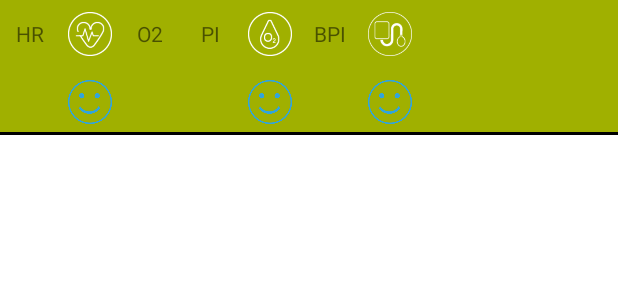
After one commit to viatom-develop/CheckMe_BLE_Demo, an Android app: the layout item_daily.xml on its own in the app's theme, with its tools: preview values and no code run, on a phone screen of 412 x 824 dp. The commit adds this screen. Shown: the top 300 px of the screen. Run offline under Robolectric (Android 15) with nearby library versions, the phone set to English and light mode, and no system bars.

Commit message:
n17 rocket

```diff
--- a/app/src/main/java/com/viatom/checkme/ble/format/DlcFile.kt
+++ b/app/src/main/java/com/viatom/checkme/ble/format/DlcFile.kt
@@ -43,12 +43,15 @@ object DlcFile {
                     )
                     hr = toUInt(setRange(start + 7, 2))
                     eface = toUInt(setRange(start + 9, 1))
+                    if(eface>2)eface=2
                     oxy = toUInt(setRange(start + 10, 1))
                     pi = toUInt(setRange(start + 11, 1))
                     oface = toUInt(setRange(start + 12, 1))
+                    if(oface>2)oface=2
                     prFlag = toUInt(setRange(start + 13, 1))
                     pr = toUInt(setRange(start + 14, 1))
                     bpiFace = toUInt(setRange(start + 15, 1))
+                    if(bpiFace>2)bpiFace=2
                     voice = toUInt(setRange(start + 16, 1))
                 }
 
--- a/app/src/main/java/com/viatom/checkme/ble/worker/BleDataWorker.kt
+++ b/app/src/main/java/com/viatom/checkme/ble/worker/BleDataWorker.kt
@@ -69,7 +69,7 @@ class BleDataWorker {
                 val bleResponse = FDAResponse.CheckMeResponse(temp)
                 if (cmdState == 1) {
                     fileData = null
-                    pkgTotal = toUInt(bleResponse.content) / 1024
+                    pkgTotal =toUInt(bleResponse.content) / 512
                     if (bleResponse.cmd == 1) {
                         result = 1
                         val pkg = EndReadPkg()
--- a/app/src/main/java/com/viatom/checkme/leftnavi/dailyCheck/DailyCheckFragment.kt
+++ b/app/src/main/java/com/viatom/checkme/leftnavi/dailyCheck/DailyCheckFragment.kt
@@ -35,7 +35,7 @@ class DailyCheckFragment : Fragment() {
 
         val linearLayoutManager = LinearLayoutManager(context)
         linearLayoutManager.orientation = RecyclerView.VERTICAL
-        dailyViewAdapter = DailyViewAdapter(context, r)
+        dailyViewAdapter = DailyViewAdapter(requireContext(), r)
         r.layoutManager = linearLayoutManager
         r.adapter = dailyViewAdapter
 
--- a/app/src/main/java/com/viatom/checkme/utils/Constant.java
+++ b/app/src/main/java/com/viatom/checkme/utils/Constant.java
@@ -12,7 +12,8 @@ public class Constant {
             R.drawable.ico6, R.drawable.ico7, R.drawable.ico8, R.drawable.ico9,
             R.drawable.ico10};
 
-
+    public final static int[] RESULT_IMG = { R.drawable.smile, R.drawable.cry,
+            R.drawable.none };
     public static String filePath;
 
     public static String getPathX(String s) {
--- /dev/null
+++ b/app/src/main/res/layout/item_daily.xml
@@ -0,0 +1,146 @@
+<?xml version="1.0" encoding="utf-8"?>
+<LinearLayout xmlns:android="http://schemas.android.com/apk/res/android"
+    android:orientation="vertical"
+    android:layout_width="match_parent"
+    android:background="#ffa0b000"
+    android:id="@+id/gaga"
+    android:layout_height="90dp">
+
+    <LinearLayout
+        android:orientation="horizontal"
+        android:layout_width="match_parent"
+        android:gravity="start|bottom"
+        android:layout_height="88dp">
+        <LinearLayout
+            android:layout_width="40dp"
+            android:orientation="vertical"
+            android:layout_height="match_parent">
+            <TextView
+                android:gravity="center"
+                android:text="HR"
+                android:layout_width="match_parent"
+                android:layout_height="45dp"/>
+            <TextView
+                android:id="@+id/ecg"
+                android:gravity="center"
+                android:layout_width="match_parent"
+                android:layout_height="45dp"/>
+
+        </LinearLayout>
+        <LinearLayout
+            android:layout_width="40dp"
+            android:orientation="vertical"
+            android:layout_height="match_parent">
+            <ImageView
+                android:padding="5dp"
+                android:src="@drawable/ecg_l"
+                android:layout_width="match_parent"
+                android:layout_height="45dp"/>
+            <ImageView
+                android:padding="5dp"
+                android:id="@+id/f1"
+                android:src="@drawable/smile"
+                android:layout_width="match_parent"
+                android:layout_height="45dp"/>
+
+        </LinearLayout>
+
+        <LinearLayout
+            android:layout_width="40dp"
+            android:orientation="vertical"
+            android:layout_height="match_parent">
+            <TextView
+                android:gravity="center"
+                android:text="O2"
+                android:layout_width="match_parent"
+                android:layout_height="45dp"/>
+            <TextView
+                android:id="@+id/o2"
+                android:gravity="center"
+                android:layout_width="match_parent"
+                android:layout_height="45dp"/>
+
+        </LinearLayout>
+        <LinearLayout
+            android:layout_width="40dp"
+            android:orientation="vertical"
+            android:layout_height="match_parent">
+            <TextView
+                android:gravity="center"
+                android:text="PI"
+                android:layout_width="match_parent"
+                android:layout_height="45dp"/>
+            <TextView
+                android:id="@+id/pi"
+                android:gravity="center"
+                android:layout_width="match_parent"
+                android:layout_height="45dp"/>
+
+        </LinearLayout>
+        <LinearLayout
+            android:layout_width="40dp"
+            android:orientation="vertical"
+            android:layout_height="match_parent">
+            <ImageView
+                android:padding="5dp"
+                android:src="@drawable/spo2_l"
+                android:layout_width="match_parent"
+                android:layout_height="45dp"/>
+            <ImageView
+                android:padding="5dp"
+                android:id="@+id/f2"
+                android:src="@drawable/smile"
+                android:layout_width="match_parent"
+                android:layout_height="45dp"/>
+
+        </LinearLayout>
+        <LinearLayout
+            android:layout_width="40dp"
+            android:orientation="vertical"
+            android:layout_height="match_parent">
+            <TextView
+                android:gravity="center"
+                android:text="BPI"
+                android:layout_width="match_parent"
+                android:layout_height="45dp"/>
+            <TextView
+                android:id="@+id/bpi"
+                android:gravity="center"
+                android:layout_width="match_parent"
+                android:layout_height="45dp"/>
+
+        </LinearLayout>
+        <LinearLayout
+            android:layout_width="40dp"
+            android:orientation="vertical"
+            android:layout_height="match_parent">
+            <ImageView
+                android:padding="5dp"
+                android:src="@drawable/bp_l"
+                android:layout_width="match_parent"
+                android:layout_height="45dp"/>
+            <ImageView
+                android:padding="5dp"
+                android:id="@+id/f3"
+                android:src="@drawable/smile"
+                android:layout_width="match_parent"
+                android:layout_height="45dp"/>
+
+        </LinearLayout>
+
+
+        <TextView
+            android:textSize="14sp"
+            android:textColor="#ffffff"
+            android:layout_width="wrap_content"
+            android:layout_height="wrap_content"
+            android:id="@+id/userName" />
+
+    </LinearLayout>
+
+    <View
+        android:layout_width="match_parent"
+        android:layout_height="2dp"
+        android:background="#ff000000" />
+
+</LinearLayout>
```
Also changed, not shown: app/src/main/java/com/viatom/checkme/activity/MainActivity.kt (+5 -4 lines), app/src/main/java/com/viatom/checkme/leftnavi/dailyCheck/DailyViewAdapter.java (deleted, +0 -114 lines), app/src/main/java/com/viatom/checkme/leftnavi/dailyCheck/DailyViewAdapter.kt (added, +114 -0 lines), app/src/main/res/drawable/bp_l.png (added), app/src/main/res/drawable/cry.png (added), app/src/main/res/drawable/hr_l.png (added), app/src/main/res/drawable/none.png (added), app/src/main/res/drawable/smile.png (added).
